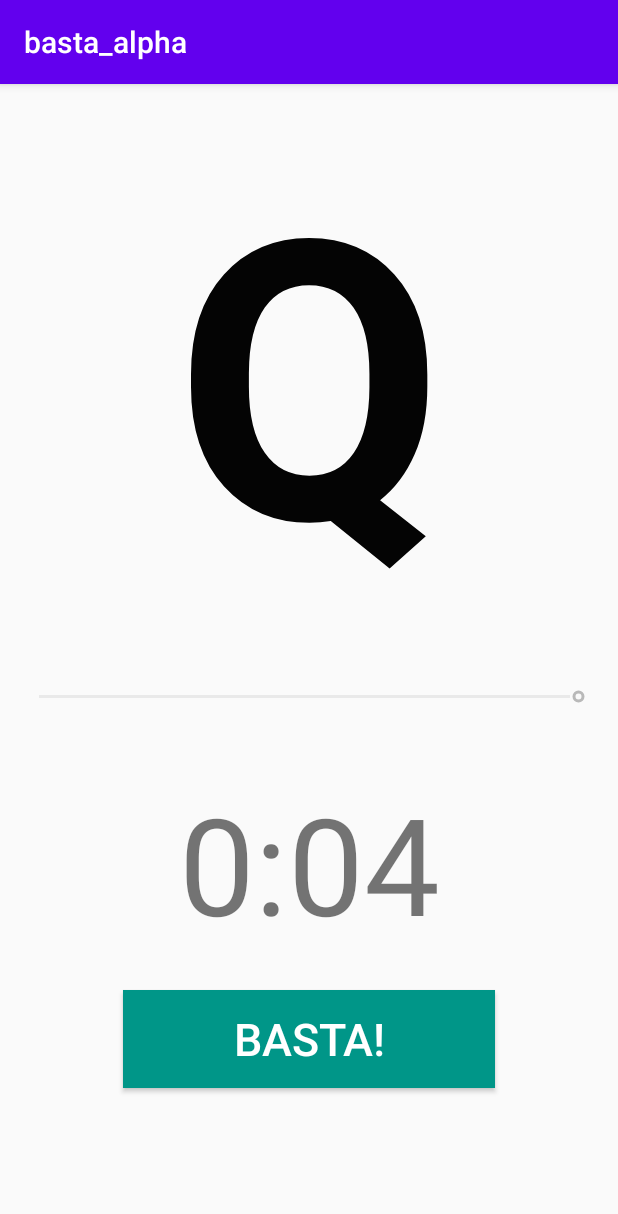
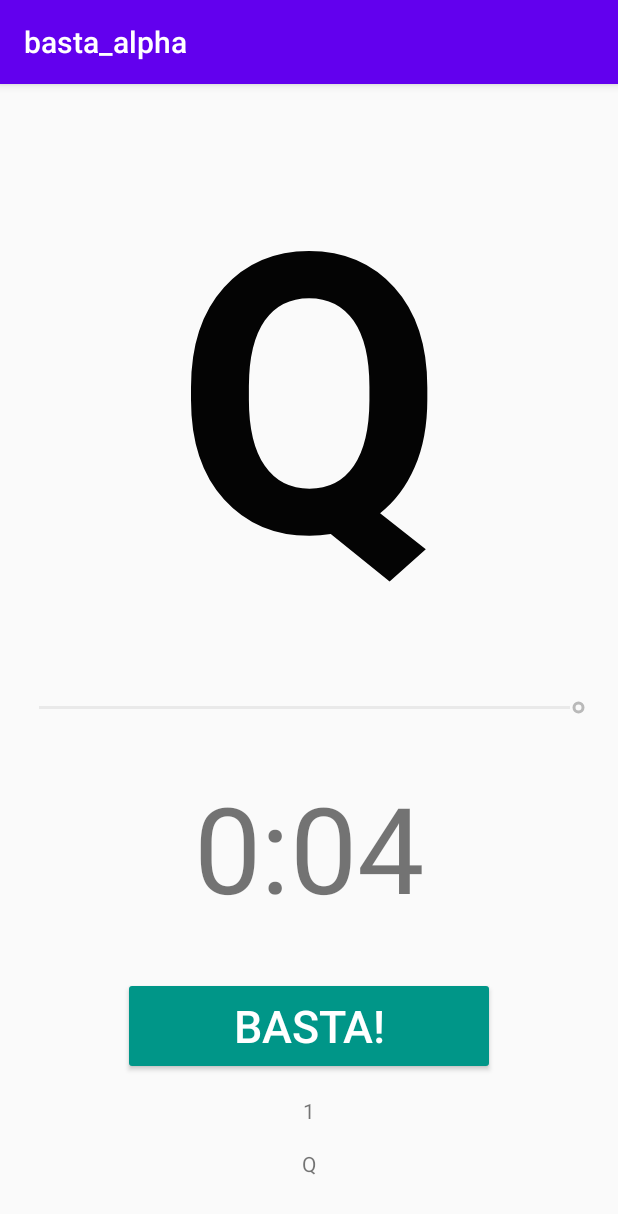
Before and after one commit to itsRamos/basta_alpha, an Android app: the screen it shows after launch (MainActivity), after a tap on "GO!", on a phone screen of 412 x 824 dp. Shown: the top 1214 px of the screen. Run offline under Robolectric (Android 15) with nearby library versions, the phone set to English and light mode, and no system bars.

Commit message:
Implemented check for uniqueness using three separate components; generation, check and assignment of random letter. Also implemented a turn counter to keep track of turns.

```diff
--- a/app/src/main/java/com/example/basta_alpha/MainActivity.java
+++ b/app/src/main/java/com/example/basta_alpha/MainActivity.java
@@ -7,6 +7,7 @@ import android.media.MediaPlayer;
 import android.os.Bundle;
 import android.os.CountDownTimer;
 import android.util.Log;
+import android.view.Gravity;
 import android.view.View;
 import android.widget.Button;
 import android.widget.SeekBar;
@@ -22,7 +23,15 @@ public class MainActivity extends AppCompatActivity {
     Boolean counterIsActive = false;
     Button goButton;
     CountDownTimer countDownTimer;
+
+    TextView letterSelections;
+    TextView scoreCounter;
     int timerDuration = 5;
+    String referenceSet = "ABCDEFGHIJKLMNOPQRSTUVWXYZ";
+    char[] selectedSet = new char[referenceSet.length()];
+    int turnCounter = 0;
+    String randomLetter;
+
 
     public void resetTimer() {
         timerTextView.setText("Ready");
@@ -32,6 +41,21 @@ public class MainActivity extends AppCompatActivity {
         goButton.setText("GO!");
         counterIsActive = false;
     }
+
+
+    public void updateTimer(int secondsLeft) {
+        int minutes = secondsLeft / 60;
+        int seconds = secondsLeft - (minutes * 60);
+
+        String secondString = Integer.toString(seconds);
+
+        if (seconds <= 9) {
+            secondString = "0" + secondString;
+        }
+
+        timerTextView.setText(Integer.toString(minutes) + ":" + secondString);
+    }
+
 
     public void buttonClicked(View view){
         Log.i("Button Pressed", "Nice!");
@@ -45,11 +69,22 @@ public class MainActivity extends AppCompatActivity {
             counterIsActive = true;
             timerSeekBar.setEnabled(false);
 //            goButton.setBackgroundColor(Color.parseColor("#F44336"));
-            goButton.setBackgroundColor(Color.RED);
+//            goButton.setBackgroundColor(Color.RED);
+            placeSelection();
+
+            scoreCounter.setText(String.valueOf(turnCounter));
+
             goButton.setText("BASTA!");
 
+            //This is probably where I need to display the current selection but probably should address the filtered selections
+//            letterSelections.setText("A");
+            letterSelections.setText(selectedSetToString());
+            letterSelections.setGravity(Gravity.CENTER);
+
+            // Display the letter generated by the random generator.
             gameLetter = findViewById(R.id.displayText);
-            gameLetter.setText(getRandomLetter(1));
+            gameLetter.setText(randomLetter);
+//            gameLetter.setText(getRandomLetter(1)); //PART 1: Of code that works, activate part 2 is shit hits the fan
 
             countDownTimer = new CountDownTimer(timerSeekBar.getProgress() * 1000 + 100, 1000) {
 
@@ -70,18 +105,106 @@ public class MainActivity extends AppCompatActivity {
         }
     }
 
+// PART 2: Function that works
+//    public static String getRandomLetter(int i) {
+//        final String character = "ABCDEFGHIJKLMNOPQRSTUVWXYZ";
+//
+//        StringBuilder result = new StringBuilder();
+//
+//        while (i > 0) {
+//            Random rand = new Random();
+//            result.append(character.charAt(rand.nextInt(character.length())));
+//            i--;
+//        }
+//        return result.toString();
+//    }
 
-    public void updateTimer(int secondsLeft) {
-        int minutes = secondsLeft / 60;
-        int seconds = secondsLeft - (minutes * 60);
 
-        String secondString = Integer.toString(seconds);
+    public static String generateRandomLetter(int i) {
+        final String character = "ABCDEFGHIJKLMNOPQRSTUVWXYZ";
 
-        if (seconds <= 9) {
-            secondString = "0" + secondString;
+        StringBuilder result = new StringBuilder();
+
+        while (i > 0) {
+            Random rand = new Random();
+            result.append(character.charAt(rand.nextInt(character.length())));
+            i--;
         }
 
-        timerTextView.setText(Integer.toString(minutes) + ":" + secondString);
+        return result.toString();
+    }
+
+//    public void placeSelection() {
+//        randomLetter = generateRandomLetter(1);
+//        selectedSet[turnCounter] = randomLetter.charAt(0);
+//        turnCounter++;
+//    }
+
+    public void placeSelection() {
+        boolean repeat = true;
+//        int l = 0;
+
+        while (repeat == true) {
+            randomLetter = generateRandomLetter(1);
+            Log.i("Letter", "Random letter has been generated: " + randomLetter);
+
+            repeat = checkRepeat(randomLetter);
+
+//            Log.i("Repeat Check", "Starting for turn: " + turnCounter);
+//            for (l = 0; l <= turnCounter; l++) {
+
+//                Log.i("Repeat Check", randomLetter + " = " + selectedSet[l]);
+//                if (randomLetter.equals(String.valueOf(selectedSet[l]))) {
+//                    repeat = true;
+//                    Log.i("Repeat", "Found a repeat at " + l);
+//                    break;
+//                }
+//                else {
+//                    repeat = false;
+//                    Log.i("No repeat", "No repeats found");
+//
+//                }
+//            }
+        }
+        Log.i("selection", "Assigning: " + randomLetter.charAt(0) + " to " + selectedSet);
+        selectedSet[turnCounter] = randomLetter.charAt(0);
+        turnCounter++;
+    }
+
+
+    public String selectedSetToString() {
+        int i = 0;
+        StringBuilder uniqueSelections = new StringBuilder();
+//        placeSelection();
+
+        for(i=0;i<selectedSet.length;i++) {
+            uniqueSelections.append(selectedSet[i]);
+        }
+        return uniqueSelections.toString();
+    }
+
+
+    public boolean checkRepeat(String generatedCharacter) {
+        boolean flag = false;
+        int l = 0;
+        Log.i("Repeat Check", "Starting for turn: " + turnCounter);
+            for (l = 0; l <= turnCounter; l++) {
+
+                Log.i("Repeat Check", randomLetter + " = " + selectedSet[l]);
+                if (randomLetter.equals(String.valueOf(selectedSet[l]))) {
+                    flag = true;
+                    Log.i("Repeat", "Found a repeat at " + l);
+//                    return flag;
+                    break;
+                }
+                else {
+                    flag = false;
+                    Log.i("No repeat", "No repeats found");
+//                    return flag;
+
+                }
+            }
+            return flag;
     }
 
 
@@ -96,6 +219,9 @@ public class MainActivity extends AppCompatActivity {
 
         timerSeekBar.setMax(timerDuration);
         timerSeekBar.setProgress(timerDuration);
+
+        letterSelections = findViewById(R.id.letterSelections);
+        scoreCounter = findViewById(R.id.scoreCounter);
 
         timerSeekBar.setOnSeekBarChangeListener(new SeekBar.OnSeekBarChangeListener() {
             @Override
@@ -114,33 +240,4 @@ public class MainActivity extends AppCompatActivity {
             }
         });
     }
-
-
-    public static String getRandomLetter(int i) {
-        final String character = "ABCDEFGHIJKLMNOPQRSTUVWXYZ";
-
-        StringBuilder result = new StringBuilder();
-
-        while (i > 0) {
-            Random rand = new Random();
-            result.append(character.charAt(rand.nextInt(character.length())));
-            i--;
-        }
-        return result.toString();
-    }
-
-
-    public boolean checkRepeat(String genchar, String charString) {
-        int i;
-        boolean flag = false;
-
-        for (i = 0; i < charString.length(); i++) {
-            if (genchar.equals(charString.charAt(i))) {
-                flag = true;
-            }
-            else
-                flag = false;
-        }
-        return flag;
-    }
 }
--- a/app/src/main/res/layout/activity_main.xml
+++ b/app/src/main/res/layout/activity_main.xml
@@ -15,7 +15,7 @@
         android:layout_marginTop="10dp"
         android:layout_marginEnd="10dp"
         android:layout_marginBottom="10dp"
-        android:text="#"
+        android:text="$"
         android:textAlignment="center"
         android:textAllCaps="false"
         android:textColor="#040404"
@@ -47,10 +47,9 @@
         android:id="@+id/timerText"
         android:layout_width="wrap_content"
         android:layout_height="wrap_content"
-        android:layout_marginTop="10dp"
         android:layout_marginBottom="10dp"
         android:text="Ready"
-        android:textSize="90sp"
+        android:textSize="80sp"
         app:layout_constraintBottom_toTopOf="@+id/triggerButton"
         app:layout_constraintEnd_toEndOf="parent"
         app:layout_constraintHorizontal_bias="0.5"
@@ -62,12 +61,36 @@
         android:layout_width="match_parent"
         android:layout_height="50dp"
         android:layout_marginStart="10dp"
-        android:layout_marginTop="10dp"
         android:layout_marginEnd="10dp"
-        android:layout_marginBottom="10dp"
         app:layout_constraintBottom_toTopOf="@+id/timerText"
         app:layout_constraintEnd_toEndOf="parent"
         app:layout_constraintStart_toStartOf="parent"
         app:layout_constraintTop_toBottomOf="@+id/displayText" />
 
+    <TextView
+        android:id="@+id/letterSelections"
+        android:layout_width="match_parent"
+        android:layout_height="23dp"
+        android:layout_marginStart="10dp"
+        android:layout_marginTop="20dp"
+        android:layout_marginEnd="10dp"
+        android:layout_marginBottom="10dp"
+        android:text="A B C D E F G H I J K L M N O P Q R S T U V W X Y Z"
+        android:textAlignment="center"
+        app:layout_constraintBottom_toBottomOf="parent"
+        app:layout_constraintEnd_toEndOf="parent"
+        app:layout_constraintStart_toStartOf="parent"
+        app:layout_constraintTop_toBottomOf="@+id/triggerButton" />
+
+    <TextView
+        android:id="@+id/scoreCounter"
+        android:layout_width="wrap_content"
+        android:layout_height="wrap_content"
+        android:text="0"
+        app:layout_constraintBottom_toTopOf="@+id/letterSelections"
+        app:layout_constraintEnd_toEndOf="parent"
+        app:layout_constraintHorizontal_bias="0.5"
+        app:layout_constraintStart_toStartOf="parent"
+        app:layout_constraintTop_toBottomOf="@+id/triggerButton" />
+
 </androidx.constraintlayout.widget.ConstraintLayout>
```
